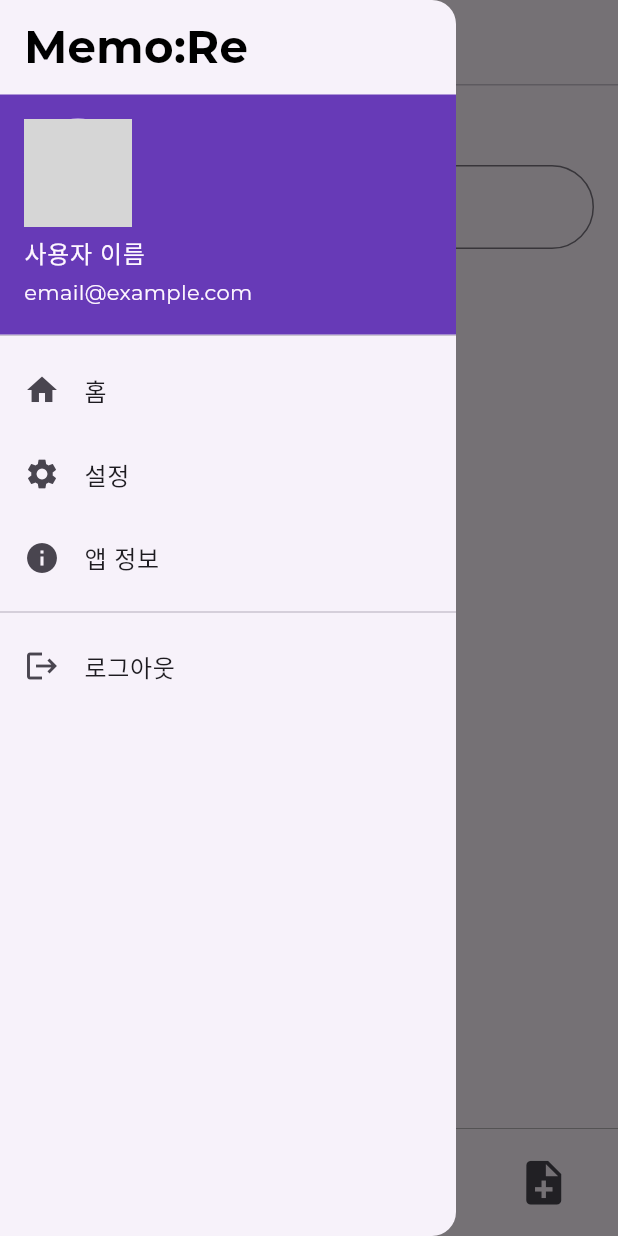
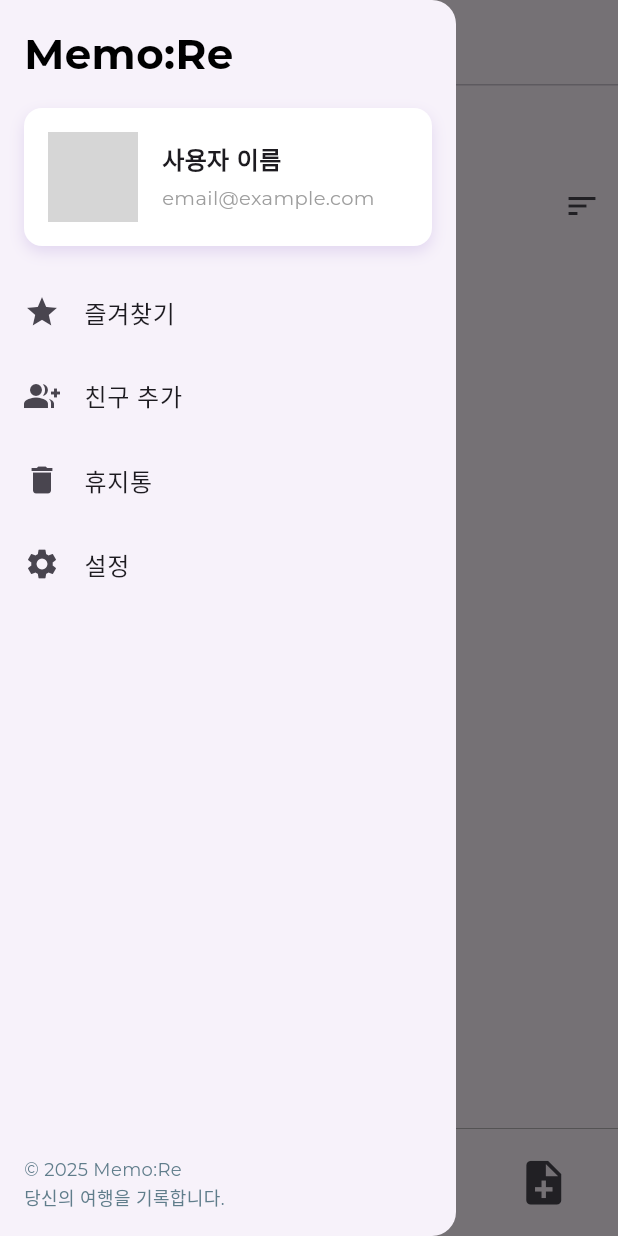
Before and after one commit to alvn84/memoRe, a Flutter app: the screen it shows after launch, after a tap on "Skip (테스트용)", after a tap on the "menu" icon, on a phone screen of 412 x 824 dp. Run offline on Flutter 3.47's test engine with Material 3 defaults, Android fonts, the light colour scheme and no system bars; drawn by our look-alikes of smooth_page_indicator; our stand-ins replace shared_preferences, table_calendar; grey boxes are pictures that could not be loaded.

Commit message:
홈스크린 대거 수정
디폴트 폴더 삭제 불가 처리.
사이드바 대강 뼈대 잡음

```diff
--- a/lib/presentation/screen/home/folder/folder_detail.dart
+++ b/lib/presentation/screen/home/folder/folder_detail_screen.dart
@@ -1,5 +1,5 @@
 import 'package:flutter/material.dart';
-import '../memo/memo.dart';
+import '../memo/memo_screen.dart';
 
 class FolderDetailScreen extends StatefulWidget {
   final String folderName;
--- /dev/null
+++ b/lib/presentation/screen/home/tab1/folder_model.dart
@@ -0,0 +1,35 @@
+import 'package:flutter/material.dart';
+
+class Folder {
+  final String name;
+  final Color color;
+  final IconData icon;
+  final bool isStarred;
+
+  Folder({
+    required this.name,
+    required this.color,
+    required this.icon,
+    this.isStarred = false,
+  });
+
+  // JSON으로 변환 (SharedPreferences에 저장할 때 사용)
+  Map<String, dynamic> toJson() {
+    return {
+      'name': name,
+      'color': color.value, // Color는 value(int)로 저장
+      'icon': icon.codePoint, // IconData는 codePoint로 저장
+      'isStarred': isStarred,
+    };
+  }
+
+  // JSON에서 복구 (SharedPreferences에서 불러올 때 사용)
+  factory Folder.fromJson(Map<String, dynamic> json) {
+    return Folder(
+      name: json['name'],
+      color: Color(json['color']),
+      icon: IconData(json['icon'], fontFamily: 'MaterialIcons'),
+      isStarred: json['isStarred'] ?? false,
+    );
+  }
+}
--- /dev/null
+++ b/lib/presentation/screen/home/tab1/folder_storage.dart
@@ -0,0 +1,38 @@
+import 'package:flutter/material.dart';
+import 'package:shared_preferences/shared_preferences.dart';
+import 'dart:convert';
+import 'folder_model.dart';
+
+class FolderStorage {
+  static const _key = 'folder_list';
+
+  // 폴더 리스트 저장
+  static Future<void> saveFolders(List<Folder> folders) async {
+    final prefs = await SharedPreferences.getInstance();
+    final userFolders =
+        folders.where((folder) => folder.name != 'Default').toList();
+    final folderListJson = jsonEncode(
+      folders.map((folder) => folder.toJson()).toList(),
+    );
+    await prefs.setString(_key, folderListJson);
+  }
+
+  // 폴더 리스트 불러오기
+  static Future<List<Folder>> loadFolders() async {
+    final prefs = await SharedPreferences.getInstance();
+    final folderListJson = prefs.getString(_key);
+
+    List<Folder> userFolders = [];
+
+    if (folderListJson != null) {
+      final decoded = jsonDecode(folderListJson) as List;
+      userFolders = decoded.map((item) => Folder.fromJson(item)).toList();
+    }
+
+    // Default 폴더는 항상 존재
+    return [
+      Folder(name: 'Default', color: Color(0xFF000000), icon: Icons.folder),
+      ...userFolders,
+    ];
+  }
+}
--- a/lib/presentation/screen/home/tab1/tab1_screen.dart
+++ b/lib/presentation/screen/home/tab1/tab1_screen.dart
@@ -1,7 +1,8 @@
 import 'package:flutter/material.dart';
-import 'package:shared_preferences/shared_preferences.dart';
-import 'dart:convert';
-import '../folder/folder_detail.dart';
+import 'folder_model.dart';
+import 'folder_storage.dart';
+import 'add_folder_dialog.dart';
+import '../folder/folder_detail_screen.dart'; // 기존 폴더 디테일 화면
 
 class Tab1Screen extends StatefulWidget {
   const Tab1Screen({super.key});
@@ -11,165 +12,108 @@ class Tab1Screen extends StatefulWidget {
 }
 
 class _Tab1ScreenState extends State<Tab1Screen> {
-  final TextEditingController _searchController = TextEditingController();
+  List<Folder> folders = [];
   String _searchQuery = '';
-
-  List<Map<String, dynamic>> folders = [];
 
   @override
   void initState() {
     super.initState();
-    _loadFoldersFromPrefs();
+    _loadFolders();
   }
 
-  Future<void> _saveFoldersToPrefs() async {
-    final prefs = await SharedPreferences.getInstance();
-    final folderListJson = jsonEncode(folders.map((folder) {
-      return {
-        'name': folder['name'],
-        'color': folder['color'].value,
-        'icon': folder['icon'].codePoint,
-        'isStarred': folder['isStarred'] ?? false,
-      };
-    }).toList());
-    await prefs.setString('folder_list', folderListJson);
+  Future<void> _loadFolders() async {
+    folders = await FolderStorage.loadFolders();
+    setState(() {});
   }
 
-  Future<void> _loadFoldersFromPrefs() async {
-    final prefs = await SharedPreferences.getInstance();
-    final folderListJson = prefs.getString('folder_list');
-    if (folderListJson != null) {
-      final decoded = jsonDecode(folderListJson);
+  Future<void> _saveFolders() async {
+    await FolderStorage.saveFolders(folders);
+  }
+
+  Future<void> _addNewFolder() async {
+    final folderName = await showAddFolderDialog(context);
+    if (folderName != null && folderName.isNotEmpty) {
       setState(() {
-        folders = List<Map<String, dynamic>>.from(decoded.map((item) {
-          return {
-            'name': item['name'],
-            'color': Color(item['color']),
-            'icon': IconData(item['icon'], fontFamily: 'MaterialIcons'),
-            'isStarred': item['isStarred'] ?? false,
-          };
-        }));
+        folders.add(
+          Folder(
+            name: folderName,
+            color: Colors.deepPurpleAccent,
+            icon: Icons.folder,
+          ),
+        );
       });
-    } else {
-      folders = [
-        {'name': 'Default', 'color': Colors.black, 'icon': Icons.check_box, 'isStarred': false},
-        {'name': 'Starred', 'color': Colors.black, 'icon': Icons.star, 'isStarred': false},
-        {'name': 'Trash', 'color': Colors.black, 'icon': Icons.delete, 'isStarred': false},
-      ];
+      _saveFolders();
     }
   }
 
-  // 폴더 추가
-  void _addNewFolder(String name) {
-    setState(() {
-      folders.add({
-        'name': name,
-        'color': Colors.deepPurpleAccent,
-        'icon': Icons.folder,
-        'isStarred': false,
-      });
-    });
-    _saveFoldersToPrefs();
-  }
-
-  // 폴더 삭제
   void _deleteFolder(int index) {
     setState(() {
       folders.removeAt(index);
     });
-    _saveFoldersToPrefs();
+    _saveFolders();
   }
 
   void _toggleStar(int index) {
     setState(() {
-      folders[index]['isStarred'] = !(folders[index]['isStarred'] ?? false);
+      folders[index] = Folder(
+        name: folders[index].name,
+        color: folders[index].color,
+        icon: folders[index].icon,
+        isStarred: !folders[index].isStarred,
+      );
     });
-    _saveFoldersToPrefs();
-  }
-
-  void _showAddFolderDialog() {
-    String folderName = '';
-
-    showDialog(
-      context: context,
-      builder: (context) => AlertDialog(
-        title: const Text('새 폴더 만들기'),
-        content: TextField(
-          decoration: const InputDecoration(hintText: '폴더 이름 입력'),
-          onChanged: (value) => folderName = value,
-        ),
-        actions: [
-          TextButton(
-            onPressed: () => Navigator.of(context).pop(),
-            child: const Text('취소'),
-          ),
-          ElevatedButton(
-            onPressed: () {
-              if (folderName.trim().isNotEmpty) {
-                _addNewFolder(folderName.trim());
-              }
-              Navigator.of(context).pop();
-            },
-            child: const Text('확인'),
-          ),
-        ],
-      ),
-    );
-  }
-
-  @override
-  void dispose() {
-    _searchController.dispose();
-    super.dispose();
+    _saveFolders();
   }
 
   @override
   Widget build(BuildContext context) {
-    List<Map<String, dynamic>> filteredFolders = folders
-        .where((folder) => folder['name']
-        .toLowerCase()
-        .contains(_searchQuery.toLowerCase()))
+    final filteredFolders = folders
+        .where((folder) =>
+            folder.name.toLowerCase().contains(_searchQuery.toLowerCase()))
         .toList();
 
     return Scaffold(
-      body: Padding(
-        padding: const EdgeInsets.symmetric(horizontal: 16.0, vertical: 1.0),
-        child: Column(
-          children: [
-            TextField(
-              controller: _searchController,
-              decoration: InputDecoration(
-                hintText: '검색',
-                prefixIcon: const Icon(Icons.search),
-                suffixIcon: _searchQuery.isNotEmpty
-                    ? IconButton(
-                  icon: const Icon(Icons.clear),
-                  onPressed: () {
-                    setState(() {
-                      _searchQuery = '';
-                      _searchController.clear();
-                    });
-                  },
-                )
-                    : null,
-                border: OutlineInputBorder(
-                  borderRadius: BorderRadius.circular(30.0),
-                ),
-              ),
+      appBar: AppBar(
+        title: TextField(
           onChanged: (value) {
             setState(() {
               _searchQuery = value;
             });
           },
+          decoration: const InputDecoration(
+            hintText: '검색',
+            border: InputBorder.none,
           ),
-            const SizedBox(height: 16),
-            Expanded(
+        ),
+        actions: [
+          IconButton(
+            icon: const Icon(Icons.sort),
+            onPressed: () {
+              setState(() {
+                // 1. Default 폴더 분리
+                final defaultFolder =
+                    folders.firstWhere((folder) => folder.name == 'Default');
+                final userFolders = folders
+                    .where((folder) => folder.name != 'Default')
+                    .toList();
+
+                // 2. 사용자 폴더만 정렬
+                userFolders.sort((a, b) => a.name.compareTo(b.name));
+
+                // 3. 다시 합치기 (Default 맨 앞)
+                folders = [defaultFolder, ...userFolders];
+              });
+            },
+          ),
+        ],
+      ),
+      body: Padding(
+        padding: const EdgeInsets.all(16.0),
         child: filteredFolders.isEmpty
             ? const Center(child: Text('검색 결과 없음'))
             : GridView.builder(
                 itemCount: filteredFolders.length,
-                gridDelegate:
-                const SliverGridDelegateWithFixedCrossAxisCount(
+                gridDelegate: const SliverGridDelegateWithFixedCrossAxisCount(
                   crossAxisCount: 3,
                   crossAxisSpacing: 16.0,
                   mainAxisSpacing: 16.0,
@@ -178,31 +122,30 @@ class _Tab1ScreenState extends State<Tab1Screen> {
                 itemBuilder: (context, index) {
                   final folder = filteredFolders[index];
                   final originalIndex = folders.indexOf(folder);
+
                   return InkWell(
                     onTap: () {
                       Navigator.push(
                         context,
                         MaterialPageRoute(
-                          builder: (_) => FolderDetailScreen(
-                              folderName: folder['name']),
+                          builder: (_) =>
+                              FolderDetailScreen(folderName: folder.name),
                         ),
                       );
                     },
                     onLongPress: () {
+                      if (folder.name == 'Default') return; // ⭐️ Default는 막기
                       showModalBottomSheet(
                         context: context,
                         builder: (_) => Column(
                           mainAxisSize: MainAxisSize.min,
                           children: [
                             ListTile(
-                              leading: Icon(
-                                folder['isStarred']
+                              leading: Icon(folder.isStarred
                                   ? Icons.star
-                                    : Icons.star_border,
-                              ),
-                              title: Text(folder['isStarred']
-                                  ? '즐겨찾기 해제'
-                                  : '즐겨찾기 추가'),
+                                  : Icons.star_border),
+                              title: Text(
+                                  folder.isStarred ? '즐겨찾기 해제' : '즐겨찾기 추가'),
                               onTap: () {
                                 Navigator.pop(context);
                                 _toggleStar(originalIndex);
@@ -226,19 +169,15 @@ class _Tab1ScreenState extends State<Tab1Screen> {
                         Stack(
                           alignment: Alignment.topRight,
                           children: [
-                            Icon(
-                              folder['icon'],
-                              color: folder['color'],
-                              size: 65,
-                            ),
-                            if (folder['isStarred'])
+                            Icon(folder.icon, color: folder.color, size: 65),
+                            if (folder.isStarred)
                               const Icon(Icons.star,
                                   color: Colors.amber, size: 20),
                           ],
                         ),
                         const SizedBox(height: 8),
                         Text(
-                          folder['name'],
+                          folder.name,
                           style: const TextStyle(fontSize: 15),
                           overflow: TextOverflow.ellipsis,
                         ),
@@ -246,9 +185,6 @@ class _Tab1ScreenState extends State<Tab1Screen> {
                     ),
                   );
                 },
-              ),
-            ),
-          ],
               ),
       ),
       bottomNavigationBar: Container(
@@ -262,18 +198,18 @@ class _Tab1ScreenState extends State<Tab1Screen> {
             mainAxisAlignment: MainAxisAlignment.spaceBetween,
             children: [
               IconButton(
-                onPressed: _showAddFolderDialog,
+                onPressed: _addNewFolder, // 폴더 추가 함수
                 icon: const Icon(Icons.create_new_folder),
                 iconSize: 35,
-                tooltip: '새 폴더',
+                tooltip: '새 폴더 만들기',
               ),
               IconButton(
                 onPressed: () {
-                  print('새 파일 만들기');
+                  // TODO: 새 메모 만들기 동작 (추가하고 싶으면 이 함수 지정)
                 },
                 icon: const Icon(Icons.note_add),
                 iconSize: 35,
-                tooltip: '새 파일',
+                tooltip: '새 메모 만들기',
               ),
             ],
           ),
--- a/lib/presentation/screen/sidebar/app_drawer.dart
+++ b/lib/presentation/screen/sidebar/app_drawer.dart
@@ -1,59 +1,50 @@
 import 'package:flutter/material.dart';
+import 'package:memore/presentation/screen/sidebar/profile/profile_card.dart';
 import '../auth/login/login_screen.dart';
-import '../setting/setting_screen.dart';
-
+import 'package:memore/presentation/screen/sidebar/favorite/favorite_screen.dart';
+import 'package:memore/presentation/screen/sidebar/trash/trash_screen.dart';
+import 'package:memore/presentation/screen/sidebar/setting/setting_screen.dart';
 class AppDrawer extends StatelessWidget {
   const AppDrawer({super.key});
 
   @override
   Widget build(BuildContext context) {
     return Drawer(
-      child: ListView(
-        padding: EdgeInsets.zero,
+      child: Column(
+        // ✅ ListView -> Column 변경
         children: [
-
-          SafeArea( // 시계 영역과 겹치지 않도록 SafeArea 사용
-            child: Column(
-              crossAxisAlignment: CrossAxisAlignment.start,
-              children: [
-                // 앱 이름
-                Container(
-                  width: double.infinity,
-                  padding: const EdgeInsets.symmetric(horizontal: 16.0, vertical: 10.0),
-                  child: const Text(
-                    'Memo:Re',
-                    style: TextStyle(
-                      color: Colors.black,
-                      fontSize: 30,
-                      fontWeight: FontWeight.bold,
-                    ),
-                  ),
-                ),
-
-                // 앱 이름과 유저 정보 사이 간격 ↓ 아주 작게
-
-                // 사용자 정보
-                const UserAccountsDrawerHeader(
-                  accountName: Text('사용자 이름'),
-                  accountEmail: Text('email@example.com'),
-                  currentAccountPicture: CircleAvatar(
-                    backgroundImage: AssetImage('assets/images/profile.png'),
-                  ),
-                  decoration: BoxDecoration(
-                    color: Colors.deepPurple,
-                  ),
-                ),
-              ],
-            ),
+          const SafeArea(
+            child: ProfileCard(),
           ),
-
-          // 메뉴 리스트
+// 메뉴 리스트
           ListTile(
-            leading: const Icon(Icons.home),
-            title: const Text('홈'),
+            leading: const Icon(Icons.star),
+            title: const Text('즐겨찾기'),
             onTap: () {
-              Navigator.pop(context); // 드로어 닫기
-              // Navigator.push(context, MaterialPageRoute(...)); ← 홈 이동 예시
+              Navigator.pop(context); // 드로어 닫고
+              Navigator.push(
+                context,
+                MaterialPageRoute(builder: (context) => const FavoriteScreen()),
+              );
+            },
+          ),
+          ListTile(
+            leading: const Icon(Icons.group_add),
+            title: const Text('친구 추가'),
+            onTap: () {
+              Navigator.pop(context);
+              // TODO: 친구 추가 화면 이동 (추후 연결)
+            },
+          ),
+          ListTile(
+            leading: const Icon(Icons.delete),
+            title: const Text('휴지통'),
+            onTap: () {
+              Navigator.pop(context); // 먼저 드로어 닫고
+              Navigator.push(
+                context,
+                MaterialPageRoute(builder: (context) => const TrashScreen()), // TrashScreen으로 이동
+              );
             },
           ),
           ListTile(
@@ -67,42 +58,27 @@ class AppDrawer extends StatelessWidget {
               );
             },
           ),
-          ListTile(
-            leading: const Icon(Icons.info),
-            title: const Text('앱 정보'),
-              onTap: () {
-                Navigator.pop(context); // 드로어 닫기
-                showDialog(
-                  context: context,
-                  builder: (context) {
-                    return AlertDialog(
-                      title: const Text('앱 정보'),
-                      content: const Text('버전: 1.0.0\n개발자: TRAVELOG Team\n이 앱은 여행 메모를 위한 앱입니다.'),
-                      actions: [
-                        TextButton(
-                          onPressed: () => Navigator.pop(context),
-                          child: const Text('닫기'),
-                        ),
-                      ],
-                    );
-                  },
-                );
-              }
-          ),
-          const Divider(),
 
-          // 로그아웃
-          ListTile(
-            leading: const Icon(Icons.logout),
-            title: const Text('로그아웃'),
-            onTap: () {
-              Navigator.pop(context);
-              Navigator.pushAndRemoveUntil(
-                context,
-                MaterialPageRoute(builder: (context) => const LoginScreen()),
-                (route) => false, // ← 이전 스택 모두 제거
-              );
-            },
+          const Spacer(), // 👈 위 메뉴들 밀어올리고
+
+// 하단 영역
+          Padding(
+            padding:
+                const EdgeInsets.only(left: 16.0, right: 16.0, bottom: 16.0),
+            child: Row(
+              mainAxisAlignment: MainAxisAlignment.spaceBetween, // 👈 좌우 끝으로 배치
+              children: [
+                const Text(
+                  '© 2025 Memo:Re\n당신의 여행을 기록합니다.',
+                  style: TextStyle(
+                    fontSize: 12,
+                    color: Colors.blueGrey,
+                    height: 1.5, // 줄 간격 조금 늘림
+                  ),
+                  textAlign: TextAlign.left,
+                ),
+              ],
+            ),
           ),
         ],
       ),
--- /dev/null
+++ b/lib/presentation/screen/sidebar/profile/profile_card.dart
@@ -0,0 +1,86 @@
+import 'package:flutter/material.dart';
+import 'profile_setting_screen.dart'; // ⭐️ 추가: 프로필 설정 화면 임포트
+
+class ProfileCard extends StatelessWidget {
+  const ProfileCard({super.key});
+
+  @override
+  Widget build(BuildContext context) {
+    return Column(
+      crossAxisAlignment: CrossAxisAlignment.start,
+      children: [
+        // 앱 이름
+        Padding(
+          padding: const EdgeInsets.symmetric(horizontal: 16.0, vertical: 16.0),
+          child: const Text(
+            'Memo:Re',
+            style: TextStyle(
+              color: Colors.black,
+              fontSize: 28,
+              fontWeight: FontWeight.bold,
+            ),
+          ),
+        ),
+
+        // 프로필 카드 (👉 InkWell 추가해서 터치 가능하게!)
+        Padding(
+          padding: const EdgeInsets.symmetric(horizontal: 16.0),
+          child: InkWell(
+            borderRadius: BorderRadius.circular(12),
+            onTap: () {
+              Navigator.push(
+                context,
+                MaterialPageRoute(builder: (context) => const ProfileSettingScreen()),
+              );
+            },
+            child: Container(
+              padding: const EdgeInsets.all(16.0),
+              decoration: BoxDecoration(
+                color: Colors.white,
+                borderRadius: BorderRadius.circular(12),
+                boxShadow: [
+                  BoxShadow(
+                    color: Colors.deepPurple.withOpacity(0.15),
+                    blurRadius: 8,
+                    offset: const Offset(0, 4),
+                  ),
+                ],
+              ),
+              child: Row(
+                children: [
+                  const CircleAvatar(
+                    radius: 30,
+                    backgroundImage: AssetImage('assets/images/profile.png'),
+                  ),
+                  const SizedBox(width: 16),
+                  Column(
+                    crossAxisAlignment: CrossAxisAlignment.start,
+                    children: const [
+                      Text(
+                        '사용자 이름',
+                        style: TextStyle(
+                          fontWeight: FontWeight.bold,
+                          fontSize: 16,
+                        ),
+                      ),
+                      SizedBox(height: 4),
+                      Text(
+                        'email@example.com',
+                        style: TextStyle(
+                          fontSize: 13,
+                          color: Colors.grey,
+                        ),
+                      ),
+                    ],
+                  ),
+                ],
+              ),
+            ),
+          ),
+        ),
+
+        const SizedBox(height: 16),
+      ],
+    );
+  }
+}
```
Also changed, not shown: lib/presentation/screen/home/tab1/add_folder_dialog.dart (added, +31 -0 lines), lib/presentation/screen/sidebar/favorite/favorite_screen.dart (added, +20 -0 lines), lib/presentation/screen/sidebar/profile/profile_setting_screen.dart (added, +91 -0 lines), lib/presentation/screen/sidebar/trash/trash_screen.dart (added, +20 -0 lines), lib/presentation/screen/home/memo/memo_screen.dart (renamed from lib/presentation/screen/home/memo/memo.dart), lib/presentation/screen/sidebar/friend/friend_screen.dart (added), lib/presentation/screen/sidebar/setting/setting_screen.dart (renamed from lib/presentation/screen/setting/setting_screen.dart), 1 other file. Lines whose indentation alone changed are shown as unchanged.
